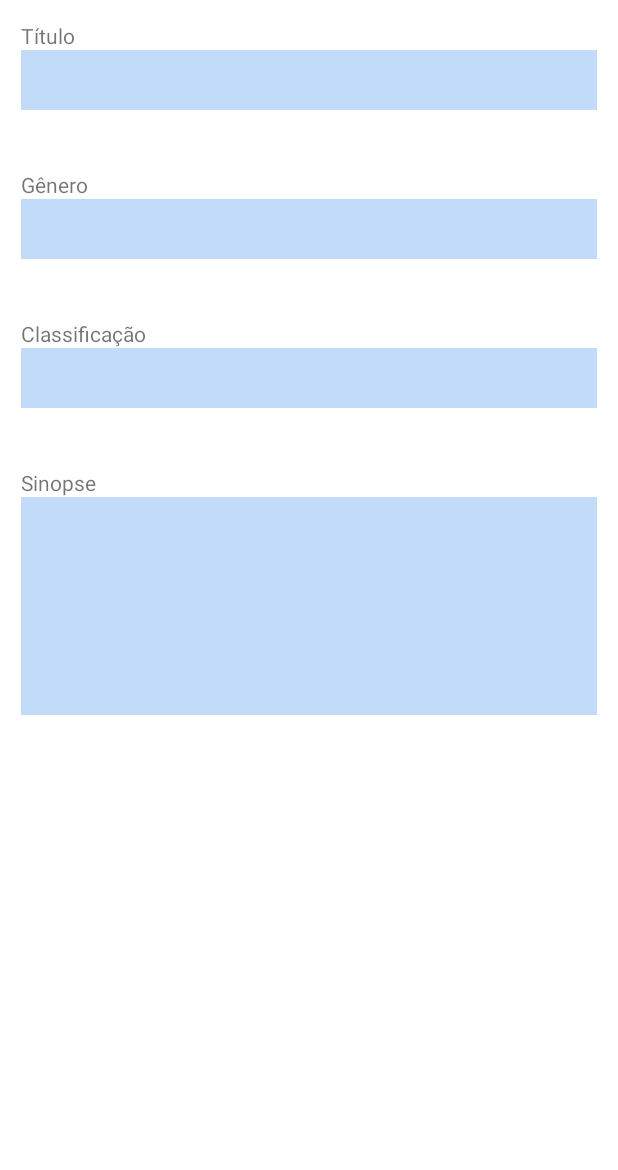
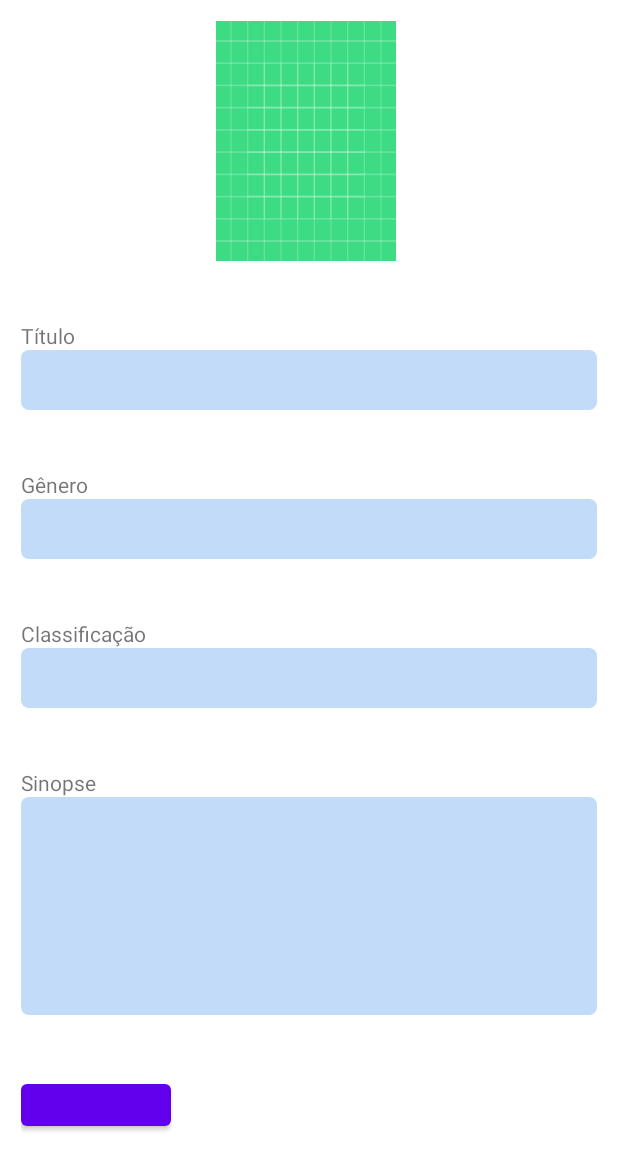
Before and after one commit to antonio195/onlybooks-app, an Android app: the layout activity_ebook_submission.xml on its own in the app's theme, with its tools: preview values and no code run, on a phone screen of 412 x 824 dp. Shown: the top 1170 px of the screen. Run offline under Robolectric (Android 15) with nearby library versions, the phone set to English and light mode, and no system bars.

Commit message:
Subindo envio de imagens com a api firebase

```diff
--- a/OnlyBooks/app/build.gradle
+++ b/OnlyBooks/app/build.gradle
@@ -1,6 +1,7 @@
 plugins {
     id 'com.android.application'
     id 'org.jetbrains.kotlin.android'
+    id 'com.google.gms.google-services'
 }
 
 android {
@@ -36,11 +37,13 @@ android {
 }
 
 dependencies {
-
+    implementation 'com.firebaseui:firebase-ui-storage:7.2.0'
     implementation 'androidx.core:core-ktx:1.7.0'
     implementation 'androidx.appcompat:appcompat:1.5.1'
     implementation 'com.google.android.material:material:1.6.1'
     implementation 'androidx.constraintlayout:constraintlayout:2.1.4'
+    implementation 'com.google.firebase:firebase-common-ktx:20.0.0'
+    implementation 'com.google.firebase:firebase-storage:19.1.1'
     testImplementation 'junit:junit:4.13.2'
     androidTestImplementation 'androidx.test.ext:junit:1.1.3'
     androidTestImplementation 'androidx.test.espresso:espresso-core:3.4.0'
--- a/OnlyBooks/app/src/main/java/com/antoniocostadossantos/onlybooks/EbookSubmissionActivity.kt
+++ b/OnlyBooks/app/src/main/java/com/antoniocostadossantos/onlybooks/EbookSubmissionActivity.kt
@@ -7,5 +7,10 @@ class EbookSubmissionActivity : AppCompatActivity() {
     override fun onCreate(savedInstanceState: Bundle?) {
         super.onCreate(savedInstanceState)
         setContentView(R.layout.activity_ebook_submission)
+
+        supportActionBar?.hide()
+    }
+
+    fun uploadImage() {
     }
 }
--- a/OnlyBooks/app/src/main/java/com/antoniocostadossantos/onlybooks/SplashActivity.kt
+++ b/OnlyBooks/app/src/main/java/com/antoniocostadossantos/onlybooks/SplashActivity.kt
@@ -13,7 +13,7 @@ class SplashActivity : AppCompatActivity() {
         supportActionBar?.hide()
 
         Handler().postDelayed({
-            val intent = Intent(this@SplashActivity, LoginActivity::class.java)
+            val intent = Intent(this@SplashActivity, StorageActivity::class.java)
             startActivity(intent)
             finish()
         }, 2000)
--- /dev/null
+++ b/OnlyBooks/app/src/main/res/drawable/edi_text_rounded5_blue_light.xml
@@ -0,0 +1,5 @@
+<?xml version="1.0" encoding="utf-8"?>
+<shape xmlns:android="http://schemas.android.com/apk/res/android">
+    <corners android:radius="5dp"/>
+    <solid android:color="@color/azulClaro"/>
+</shape>
--- a/OnlyBooks/app/src/main/res/layout/activity_ebook_submission.xml
+++ b/OnlyBooks/app/src/main/res/layout/activity_ebook_submission.xml
@@ -1,17 +1,30 @@
 <?xml version="1.0" encoding="utf-8"?>
-<LinearLayout xmlns:android="http://schemas.android.com/apk/res/android"
+<ScrollView xmlns:android="http://schemas.android.com/apk/res/android"
     xmlns:tools="http://schemas.android.com/tools"
     android:layout_width="match_parent"
     android:layout_height="match_parent"
     android:orientation="vertical"
     android:padding="14dp"
+    android:scrollbars="none"
     tools:context=".EbookSubmissionActivity">
 
     <LinearLayout
         android:layout_width="match_parent"
+        android:layout_height="match_parent"
+        android:orientation="vertical">
+
+        <ImageView
+            android:layout_width="120dp"
+            android:layout_height="160dp"
+            android:layout_marginStart="130dp"
+            android:layout_marginBottom="40dp"
+            android:background="@drawable/ic_launcher_background" />
+
+        <LinearLayout
+            android:layout_width="match_parent"
             android:layout_height="wrap_content"
-        android:orientation="vertical"
-        android:layout_marginBottom="40dp">
+            android:layout_marginBottom="40dp"
+            android:orientation="vertical">
 
             <TextView
                 android:layout_width="match_parent"
@@ -23,14 +36,14 @@
             <EditText
                 android:layout_width="match_parent"
                 android:layout_height="40dp"
-            android:background="@color/primaryLight"/>
+                android:background="@drawable/edi_text_rounded5_blue_light" />
         </LinearLayout>
 
         <LinearLayout
             android:layout_width="match_parent"
             android:layout_height="wrap_content"
-        android:orientation="vertical"
-        android:layout_marginBottom="40dp">
+            android:layout_marginBottom="40dp"
+            android:orientation="vertical">
 
             <TextView
                 android:layout_width="match_parent"
@@ -42,14 +55,14 @@
             <EditText
                 android:layout_width="match_parent"
                 android:layout_height="40dp"
-            android:background="@color/primaryLight"/>
+                android:background="@drawable/edi_text_rounded5_blue_light" />
         </LinearLayout>
 
         <LinearLayout
             android:layout_width="match_parent"
             android:layout_height="wrap_content"
-        android:orientation="vertical"
-        android:layout_marginBottom="40dp">
+            android:layout_marginBottom="40dp"
+            android:orientation="vertical">
 
             <TextView
                 android:layout_width="match_parent"
@@ -61,14 +74,14 @@
             <EditText
                 android:layout_width="match_parent"
                 android:layout_height="40dp"
-            android:background="@color/primaryLight"/>
+                android:background="@drawable/edi_text_rounded5_blue_light" />
         </LinearLayout>
 
         <LinearLayout
             android:layout_width="match_parent"
             android:layout_height="wrap_content"
-        android:orientation="vertical"
-        android:layout_marginBottom="40dp">
+            android:layout_marginBottom="40dp"
+            android:orientation="vertical">
 
             <TextView
                 android:layout_width="match_parent"
@@ -80,7 +93,19 @@
             <EditText
                 android:layout_width="match_parent"
                 android:layout_height="145dp"
-            android:background="@color/primaryLight"/>
+                android:background="@drawable/edi_text_rounded5_blue_light" />
         </LinearLayout>
 
+        <LinearLayout
+            android:layout_width="match_parent"
+            android:layout_height="wrap_content"
+            android:layout_marginBottom="40dp"
+            android:orientation="vertical">
+
+            <Button
+                android:layout_width="100dp"
+                android:layout_height="40dp"
+                android:onClick="uploadImage"/>
         </LinearLayout>
+    </LinearLayout>
+</ScrollView>
--- a/OnlyBooks/app/src/main/res/values/colors.xml
+++ b/OnlyBooks/app/src/main/res/values/colors.xml
@@ -11,7 +11,4 @@
     <color name="azulClaro">#C1DBF8</color>
     <color name="azulEscuro">#456990</color>
     <color name="cinzaClaro">#F5F4F4</color>
-
-    <color name="primaryLight">#C1DBF8</color>
-
 </resources>
--- a/OnlyBooks/build.gradle
+++ b/OnlyBooks/build.gradle
@@ -1,4 +1,8 @@
-// Top-level build file where you can add configuration options common to all sub-projects/modules.
+buildscript {
+    dependencies {
+        classpath 'com.google.gms:google-services:4.3.3'
+    }
+}// Top-level build file where you can add configuration options common to all sub-projects/modules.
 plugins {
     id 'com.android.application' version '7.2.1' apply false
     id 'com.android.library' version '7.2.1' apply false
--- a/OnlyBooks/gradle.properties
+++ b/OnlyBooks/gradle.properties
@@ -15,6 +15,7 @@ org.gradle.jvmargs=-Xmx2048m -Dfile.encoding=UTF-8
 # Android operating system, and which are packaged with your app"s APK
 # https://developer.android.com/topic/libraries/support-library/androidx-rn
 android.useAndroidX=true
+android.enableJetifier=true
 # Kotlin code style for this project: "official" or "obsolete":
 kotlin.code.style=official
 # Enables namespacing of each library's R class so that its R class includes only the
```
Also changed, not shown: OnlyBooks/app/src/main/AndroidManifest.xml (+5 -3 lines), OnlyBooks/app/src/main/java/com/antoniocostadossantos/onlybooks/StorageActivity.kt (added, +73 -0 lines), OnlyBooks/app/src/main/res/layout/activity_storage.xml (added, +57 -0 lines), 1 other file. Lines whose indentation alone changed are shown as unchanged.
